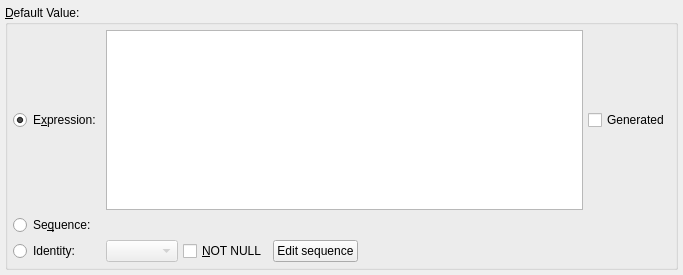
maniac787/pgmodeler, file libs/libgui/ui/dbobjects/columnwidget.ui: the form before one commit.
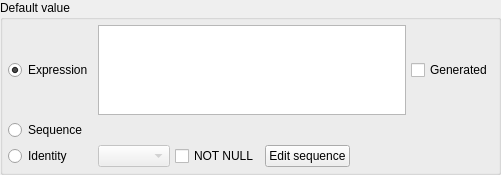
The form after the commit. Icons and pictures are not drawn.

Commit message: Refactor ViewWidget to use tabbed layout with modern UI patterns

What changed in the file:
```diff
--- a/libs/libgui/ui/dbobjects/columnwidget.ui
+++ b/libs/libgui/ui/dbobjects/columnwidget.ui
@@ -6,30 +6,30 @@
    <rect>
     <x>0</x>
     <y>0</y>
-    <width>683</width>
-    <height>275</height>
+    <width>501</width>
+    <height>175</height>
    </rect>
   </property>
-  <layout class="QGridLayout" name="column_grid">
+  <layout class="QVBoxLayout" name="column_lt">
+   <property name="spacing">
+    <number>0</number>
+   </property>
    <property name="leftMargin">
-    <number>5</number>
+    <number>0</number>
    </property>
    <property name="topMargin">
-    <number>5</number>
+    <number>0</number>
    </property>
    <property name="rightMargin">
-    <number>5</number>
+    <number>0</number>
    </property>
    <property name="bottomMargin">
-    <number>5</number>
+    <number>0</number>
    </property>
-   <property name="spacing">
-    <number>5</number>
-   </property>
-   <item row="0" column="0">
+   <item>
     <widget class="QGroupBox" name="default_value_grp">
      <property name="title">
-      <string>&amp;Default Value:</string>
+      <string>Default value</string>
      </property>
      <layout class="QGridLayout" name="gridLayout">
       <property name="leftMargin">
@@ -50,7 +50,7 @@
       <item row="0" column="0">
        <widget class="QRadioButton" name="expression_rb">
         <property name="text">
-         <string>E&amp;xpression:</string>
+         <string>Expression</string>
         </property>
         <property name="checked">
          <bool>true</bool>
@@ -114,14 +114,14 @@
       <item row="1" column="0">
        <widget class="QRadioButton" name="sequence_rb">
         <property name="text">
-         <string>Se&amp;quence:</string>
+         <string>Sequence</string>
         </property>
        </widget>
       </item>
       <item row="2" column="0">
        <widget class="QRadioButton" name="identity_rb">
         <property name="text">
-         <string>Identity:</string>
+         <string>Identity</string>
         </property>
        </widget>
       </item>
@@ -147,7 +147,7 @@
          </sizepolicy>
         </property>
         <property name="text">
-         <string>&amp;NOT NULL</string>
+         <string>NOT NULL</string>
         </property>
        </widget>
       </item>
@@ -190,9 +190,25 @@
         </property>
        </spacer>
       </item>
+      <item row="1" column="1" colspan="4">
+       <layout class="QHBoxLayout" name="sequence_lt"/>
+      </item>
      </layout>
     </widget>
    </item>
+   <item>
+    <spacer name="verticalSpacer">
+     <property name="orientation">
+      <enum>Qt::Orientation::Vertical</enum>
+     </property>
+     <property name="sizeHint" stdset="0">
+      <size>
+       <width>20</width>
+       <height>40</height>
+      </size>
+     </property>
+    </spacer>
+   </item>
   </layout>
  </widget>
  <tabstops>
```
Left out of the diff: 9 changed lines with no effect on the pictures. The commit also changes 24 other files.
